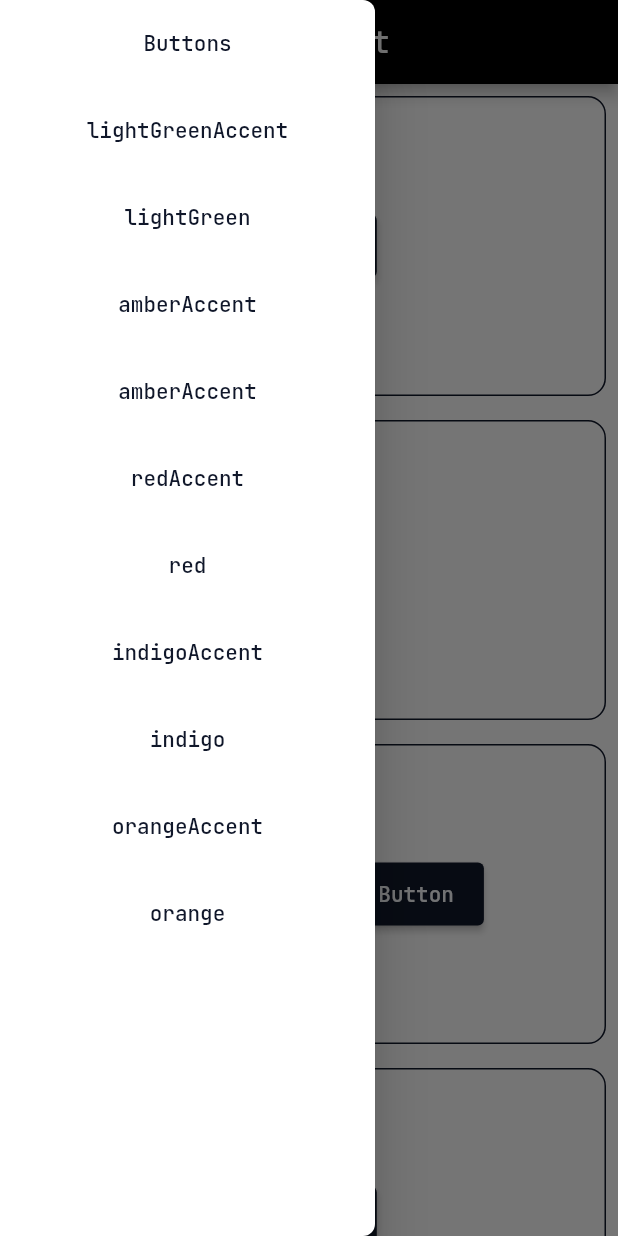
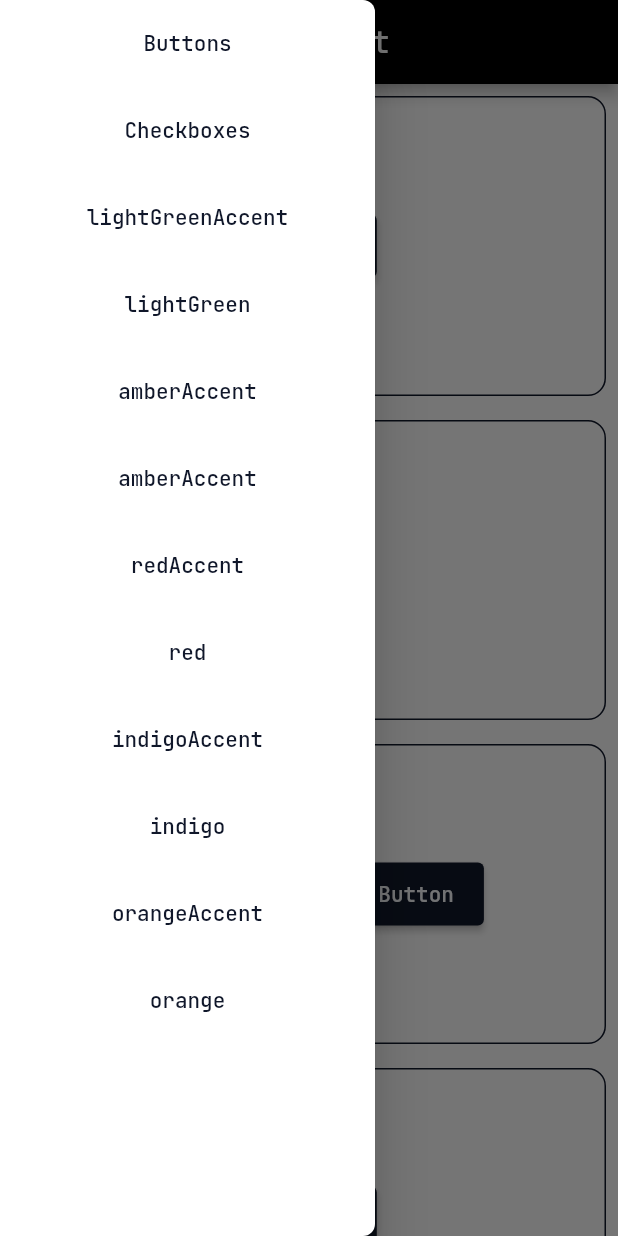
Before and after one commit to LogProjects/FX-UI-Kit, a Flutter app: the screen it shows after launch, with the side drawer open, on a phone screen of 412 x 824 dp. Run offline on Flutter 3.47's test engine with Material 2 defaults, Android fonts, the phone set to English and light mode, and no system bars; our stand-ins replace google_fonts.

Commit message:
checbox_demo widget added, checboxes list created

```diff
--- a/lib/app/components/component_map.dart
+++ b/lib/app/components/component_map.dart
@@ -1,6 +1,7 @@
 // ignore_for_file: constant_identifier_names, non_constant_identifier_names
 
 import 'package:f_kit_x/app/components/elements/buttons.dart';
+import 'package:f_kit_x/app/components/elements/checkboxes.dart';
 import 'package:flutter/material.dart';
 
 class UiElement {
@@ -15,18 +16,31 @@ class UiElement {
 
 abstract class Elements {
   static const String BUTTONS = "Buttons";
+  static const String CHECKBOXES = "Checkboxes";
 
   static List<UiElement> ComponentList = [
     const UiElement(name: BUTTONS, componentList: Buttons()),
-    UiElement(name: "lightGreenAccent", componentList: Container(color: Colors.lightGreenAccent)),
-    UiElement(name: "lightGreen", componentList: Container(color: Colors.lightGreen)),
-    UiElement(name: "amberAccent", componentList: Container(color: Colors.amberAccent)),
-    UiElement(name: "amberAccent", componentList: Container(color: Colors.amber)),
-    UiElement(name: "redAccent", componentList: Container(color: Colors.redAccent)),
+    const UiElement(name: CHECKBOXES, componentList: Checkboxes()),
+    UiElement(
+        name: "lightGreenAccent",
+        componentList: Container(color: Colors.lightGreenAccent)),
+    UiElement(
+        name: "lightGreen", componentList: Container(color: Colors.lightGreen)),
+    UiElement(
+        name: "amberAccent",
+        componentList: Container(color: Colors.amberAccent)),
+    UiElement(
+        name: "amberAccent", componentList: Container(color: Colors.amber)),
+    UiElement(
+        name: "redAccent", componentList: Container(color: Colors.redAccent)),
     UiElement(name: "red", componentList: Container(color: Colors.red)),
-    UiElement(name: "indigoAccent", componentList: Container(color: Colors.indigoAccent)),
+    UiElement(
+        name: "indigoAccent",
+        componentList: Container(color: Colors.indigoAccent)),
     UiElement(name: "indigo", componentList: Container(color: Colors.indigo)),
-    UiElement(name: "orangeAccent", componentList: Container(color: Colors.orangeAccent)),
+    UiElement(
+        name: "orangeAccent",
+        componentList: Container(color: Colors.orangeAccent)),
     UiElement(name: "orange", componentList: Container(color: Colors.orange)),
     // Colors are for test, temporary
   ];
--- /dev/null
+++ b/lib/app/components/elements/checkboxes.dart
@@ -0,0 +1,31 @@
+import 'package:f_kit_x/app/components/component_list.dart';
+import 'package:f_kit_x/components/checkboxes/checkbox_demo.dart';
+import 'package:flutter/material.dart';
+
+class Checkboxes extends StatefulWidget {
+  const Checkboxes({Key? key}) : super(key: key);
+
+  @override
+  State<Checkboxes> createState() => _CheckboxesState();
+}
+
+class _CheckboxesState extends State<Checkboxes> {
+  late bool isChecked = false;
+
+  @override
+  Widget build(BuildContext context) {
+    return ComponentList(
+      components: [
+        CheckboxDemo(
+          isChecked: false,
+          onChanged: (bool? value) {
+            setState(() {
+              isChecked = value ?? false;
+            });
+          },
+          label: 'Accept terms and conditions',
+        ),
+      ],
+    );
+  }
+}
```
Also changed, not shown: lib/components/checkboxes/checkbox_demo.dart (added, +60 -0 lines).
